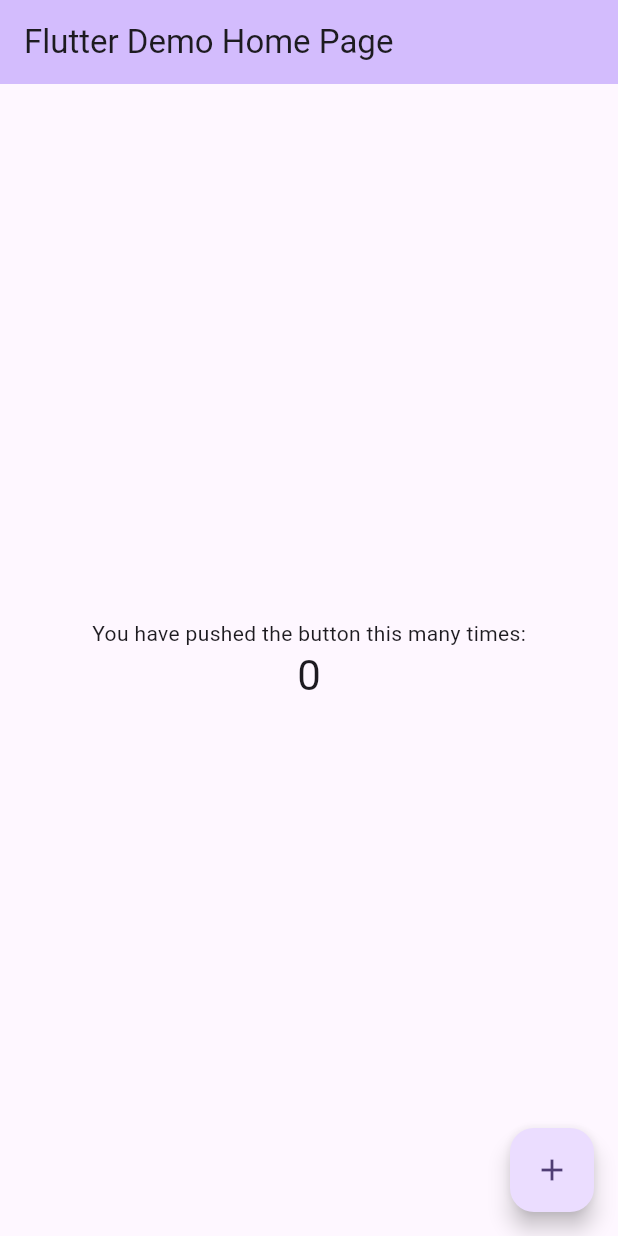
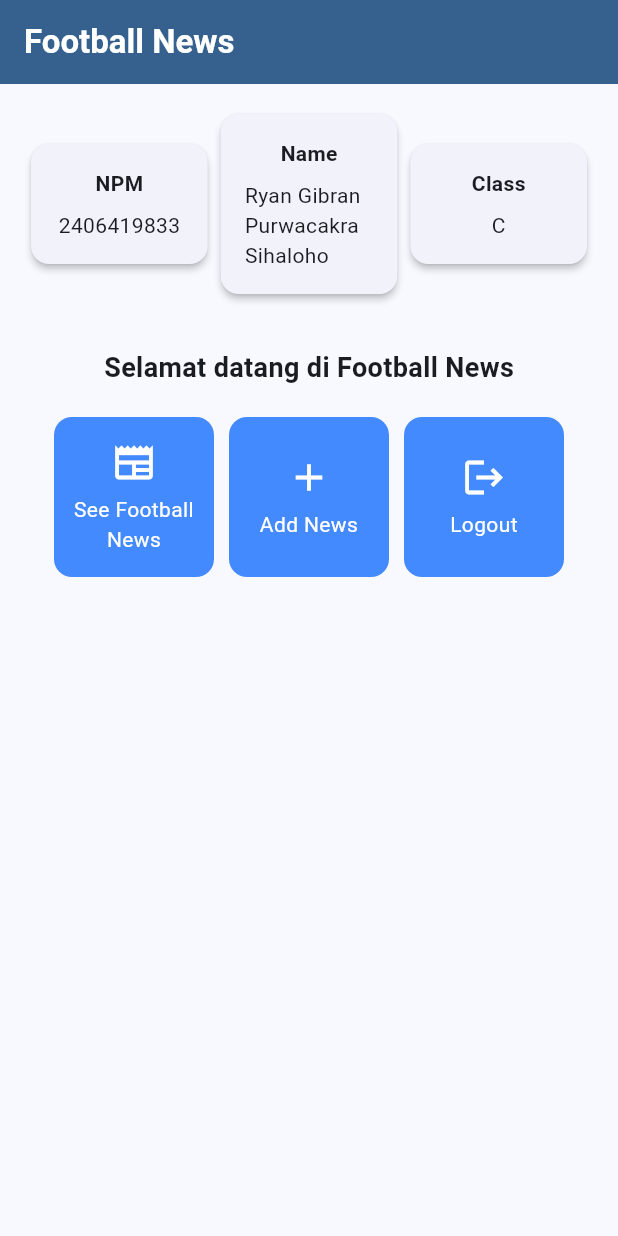
Before and after one commit to ForgerPhysics/football-news-mobile, a Flutter app: the screen it shows after launch, on a phone screen of 412 x 824 dp. Run offline on Flutter 3.47's test engine with Material 3 defaults, Android fonts, the phone set to English and light mode, and no system bars.

Commit message:
selesai tutorial 6

```diff
--- a/lib/main.dart
+++ b/lib/main.dart
@@ -29,9 +29,9 @@ class MyApp extends StatelessWidget {
         //
         // This works for code too, not just values: Most code changes can be
         // tested with just a hot reload.
-        colorScheme: ColorScheme.fromSeed(seedColor: Colors.deepPurple),
+        colorScheme: ColorScheme.fromSeed(seedColor: Colors.blue).copyWith(secondary: Colors.blueAccent),
       ),
-      home: const MyHomePage(title: 'Flutter Demo Home Page'),
+      home: MyHomePage(),
     );
   }
 }
--- a/lib/menu.dart
+++ b/lib/menu.dart
@@ -1,87 +1,188 @@
 import 'package:flutter/material.dart';
 
-class MyHomePage extends StatefulWidget {
-  const MyHomePage({super.key, required this.title});
+class MyHomePage extends StatelessWidget {
+  MyHomePage({super.key});
 
-  // This widget is the home page of your application. It is stateful, meaning
-  // that it has a State object (defined below) that contains fields that affect
-  // how it looks.
+  final String nama = "Ryan Gibran Purwacakra Sihaloho" ;//nama
+  final String npm = "2406419833"; //npm
+  final String kelas = "C"; //kelas
+  @override
+    Widget build(BuildContext context) {
+    // Scaffold menyediakan struktur dasar halaman dengan AppBar dan body.
+    return Scaffold(
+      // AppBar adalah bagian atas halaman yang menampilkan judul.
+      appBar: AppBar(
+        // Judul aplikasi "Football News" dengan teks putih dan tebal.
+        title: const Text(
+          'Football News',
+          style: TextStyle(
+            color: Colors.white,
+            fontWeight: FontWeight.bold,
+          ),
+        ),
+        // Warna latar belakang AppBar diambil dari skema warna tema aplikasi.
+        backgroundColor: Theme.of(context).colorScheme.primary,
+      ),
+      // Body halaman dengan padding di sekelilingnya.
+      body: Padding(
+        padding: const EdgeInsets.all(16.0),
+        // Menyusun widget secara vertikal dalam sebuah kolom.
+        child: Column(
+          crossAxisAlignment: CrossAxisAlignment.center,
+          children: [
+            // Row untuk menampilkan 3 InfoCard secara horizontal.
+            Row(
+              mainAxisAlignment: MainAxisAlignment.spaceEvenly,
+              children: [
+                InfoCard(title: 'NPM', content: npm),
+                InfoCard(title: 'Name', content: nama),
+                InfoCard(title: 'Class', content: kelas),
+              ],
+            ),
 
-  // This class is the configuration for the state. It holds the values (in this
-  // case the title) provided by the parent (in this case the App widget) and
-  // used by the build method of the State. Fields in a Widget subclass are
-  // always marked "final".
+            // Memberikan jarak vertikal 16 unit.
+            const SizedBox(height: 16.0),
 
-  final String title;
+            // Menempatkan widget berikutnya di tengah halaman.
+            Center(
+              child: Column(
+                // Menyusun teks dan grid item secara vertikal.
 
-  @override
-  State<MyHomePage> createState() => _MyHomePageState();
-}
+                children: [
+                  // Menampilkan teks sambutan dengan gaya tebal dan ukuran 18.
+                  const Padding(
+                    padding: EdgeInsets.only(top: 16.0),
+                    child: Text(
+                      'Selamat datang di Football News',
+                      style: TextStyle(
+                        fontWeight: FontWeight.bold,
+                        fontSize: 18.0,
+                      ),
+                    ),
+                  ),
 
-class _MyHomePageState extends State<MyHomePage> {
-  int _counter = 0;
+                  // Grid untuk menampilkan ItemCard dalam bentuk grid 3 kolom.
+                  GridView.count(
+                    primary: true,
+                    padding: const EdgeInsets.all(20),
+                    crossAxisSpacing: 10,
+                    mainAxisSpacing: 10,
+                    crossAxisCount: 3,
+                    // Agar grid menyesuaikan tinggi kontennya.
+                    shrinkWrap: true,
 
-  void _incrementCounter() {
-    setState(() {
-      // This call to setState tells the Flutter framework that something has
-      // changed in this State, which causes it to rerun the build method below
-      // so that the display can reflect the updated values. If we changed
-      // _counter without calling setState(), then the build method would not be
-      // called again, and so nothing would appear to happen.
-      _counter++;
-    });
-  }
-
-  @override
-  Widget build(BuildContext context) {
-    // This method is rerun every time setState is called, for instance as done
-    // by the _incrementCounter method above.
-    //
-    // The Flutter framework has been optimized to make rerunning build methods
-    // fast, so that you can just rebuild anything that needs updating rather
-    // than having to individually change instances of widgets.
-    return Scaffold(
-      appBar: AppBar(
-        // TRY THIS: Try changing the color here to a specific color (to
-        // Colors.amber, perhaps?) and trigger a hot reload to see the AppBar
-        // change color while the other colors stay the same.
-        backgroundColor: Theme.of(context).colorScheme.inversePrimary,
-        // Here we take the value from the MyHomePage object that was created by
-        // the App.build method, and use it to set our appbar title.
-        title: Text(widget.title),
-      ),
-      body: Center(
-        // Center is a layout widget. It takes a single child and positions it
-        // in the middle of the parent.
-        child: Column(
-          // Column is also a layout widget. It takes a list of children and
-          // arranges them vertically. By default, it sizes itself to fit its
-          // children horizontally, and tries to be as tall as its parent.
-          //
-          // Column has various properties to control how it sizes itself and
-          // how it positions its children. Here we use mainAxisAlignment to
-          // center the children vertically; the main axis here is the vertical
-          // axis because Columns are vertical (the cross axis would be
-          // horizontal).
-          //
-          // TRY THIS: Invoke "debug painting" (choose the "Toggle Debug Paint"
-          // action in the IDE, or press "p" in the console), to see the
-          // wireframe for each widget.
-          mainAxisAlignment: MainAxisAlignment.center,
-          children: <Widget>[
-            const Text('You have pushed the button this many times:'),
-            Text(
-              '$_counter',
-              style: Theme.of(context).textTheme.headlineMedium,
+                    // Menampilkan ItemCard untuk setiap item dalam list items.
+                    children: items.map((ItemHomepage item) {
+                      return ItemCard(item);
+                    }).toList(),
+                  ),
+                ],
+              ),
             ),
           ],
         ),
       ),
-      floatingActionButton: FloatingActionButton(
-        onPressed: _incrementCounter,
-        tooltip: 'Increment',
-        child: const Icon(Icons.add),
-      ), // This trailing comma makes auto-formatting nicer for build methods.
+    );
+    }
+
+  final List<ItemHomepage> items = [
+    ItemHomepage("See Football News", Icons.newspaper),
+    ItemHomepage("Add News", Icons.add),
+    ItemHomepage("Logout", Icons.logout),
+  ];
+
+}
+
+class InfoCard extends StatelessWidget {
+  // Kartu informasi yang menampilkan title dan content.
+
+  final String title;  // Judul kartu.
+  final String content;  // Isi kartu.
+
+  const InfoCard({super.key, required this.title, required this.content});
+
+  @override
+  Widget build(BuildContext context) {
+    return Card(
+      // Membuat kotak kartu dengan bayangan dibawahnya.
+      elevation: 2.0,
+      child: Container(
+        // Mengatur ukuran dan jarak di dalam kartu.
+        width: MediaQuery.of(context).size.width / 3.5, // menyesuaikan dengan lebar device yang digunakan.
+        padding: const EdgeInsets.all(16.0),
+        // Menyusun title dan content secara vertikal.
+        child: Column(
+          children: [
+            Text(
+              title,
+              style: const TextStyle(fontWeight: FontWeight.bold),
+            ),
+            const SizedBox(height: 8.0),
+            Text(content),
+          ],
+        ),
+      ),
     );
   }
 }
+
+class ItemHomepage {
+ final String name;
+ final IconData icon;
+
+ ItemHomepage(this.name, this.icon);
+}
+
+class ItemCard extends StatelessWidget {
+  // Menampilkan kartu dengan ikon dan nama.
+
+  final ItemHomepage item;
+
+  const ItemCard(this.item, {super.key});
+
+  @override
+  Widget build(BuildContext context) {
+    return Material(
+      // Menentukan warna latar belakang dari tema aplikasi.
+      color: Theme.of(context).colorScheme.secondary,
+      // Membuat sudut kartu melengkung.
+      borderRadius: BorderRadius.circular(12),
+
+      child: InkWell(
+        // Aksi ketika kartu ditekan.
+        onTap: () {
+          // Menampilkan pesan SnackBar saat kartu ditekan.
+          ScaffoldMessenger.of(context)
+            ..hideCurrentSnackBar()
+            ..showSnackBar(
+              SnackBar(content: Text("Kamu telah menekan tombol ${item.name}!"))
+            );
+        },
+        // Container untuk menyimpan Icon dan Text
+        child: Container(
+          padding: const EdgeInsets.all(8),
+          child: Center(
+            child: Column(
+              // Menyusun ikon dan teks di tengah kartu.
+              mainAxisAlignment: MainAxisAlignment.center,
+              children: [
+                Icon(
+                  item.icon,
+                  color: Colors.white,
+                  size: 30.0,
+                ),
+                const Padding(padding: EdgeInsets.all(3)),
+                Text(
+                  item.name,
+                  textAlign: TextAlign.center,
+                  style: const TextStyle(color: Colors.white),
+                ),
+              ],
+            ),
+          ),
+        ),
+      ),
+    );
+  }
+
+}
```
